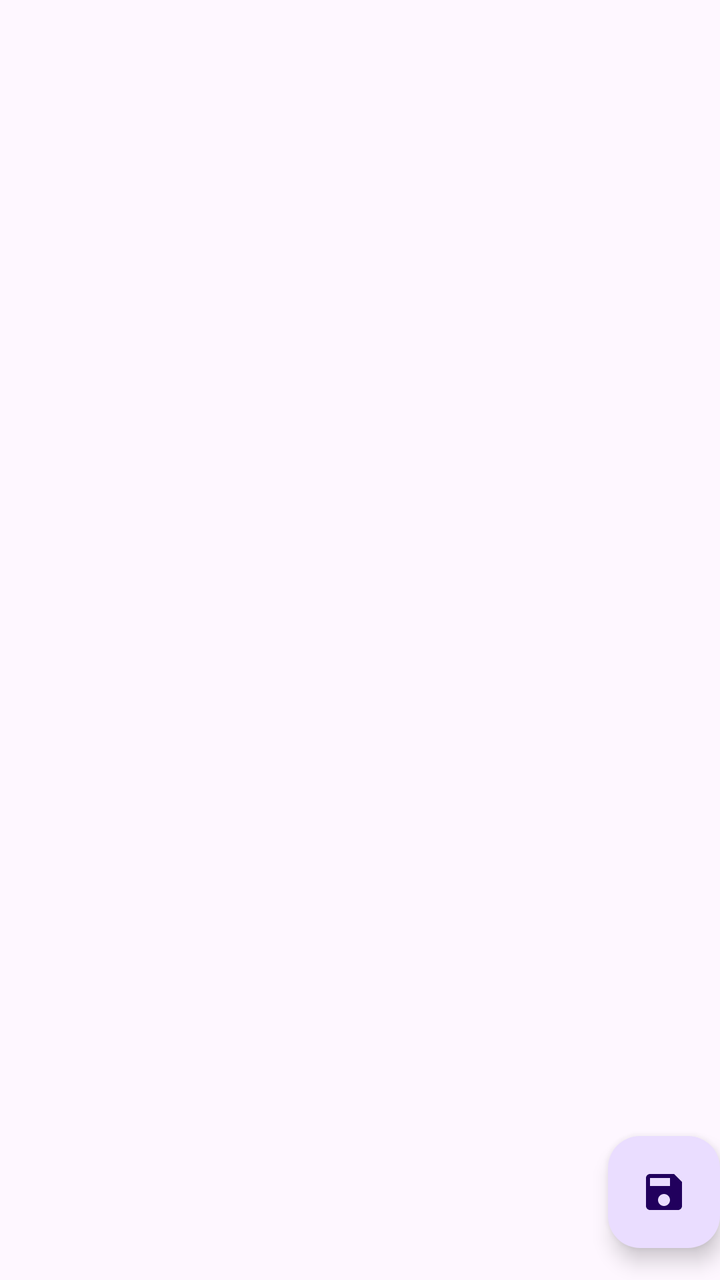
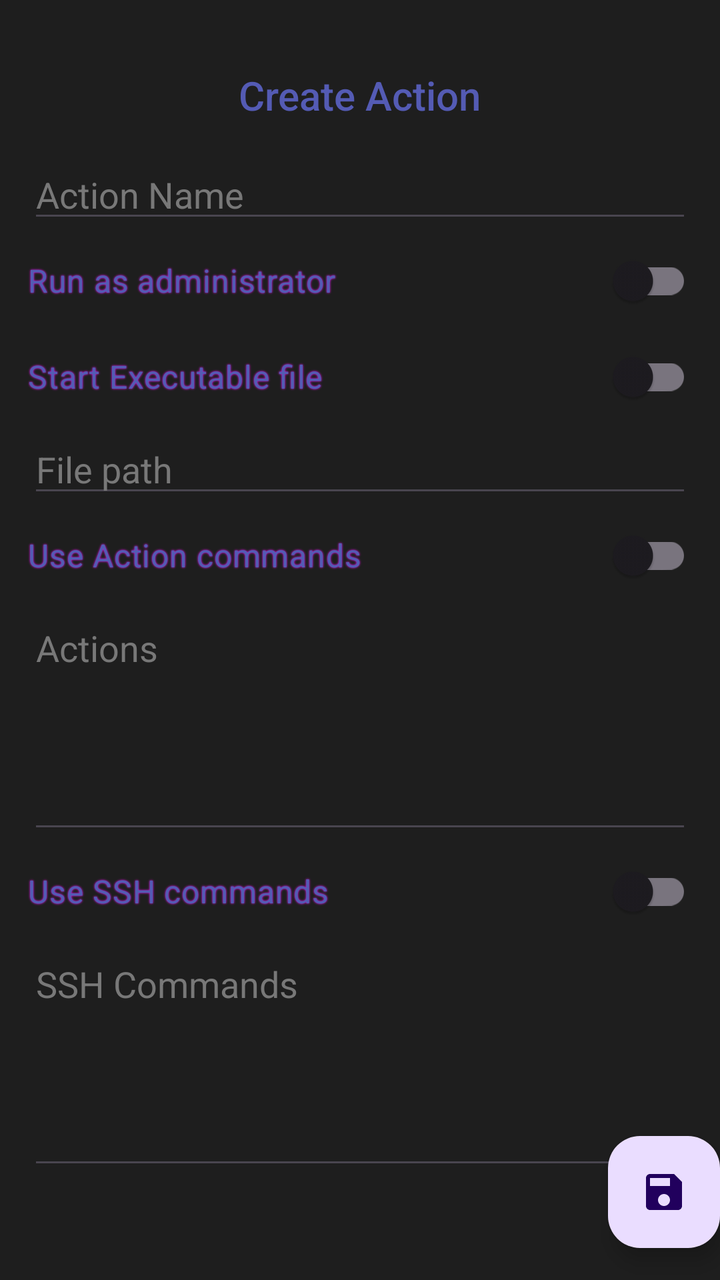

Screens rendered from an Android XML layout before and after an edit, with the pre-edit source and the edit as a unified diff.
<!-- AndroidManifest.xml: application theme Theme.Pccontrol -->
<!-- res/layout/fragment_create_action.xml -->
<?xml version="1.0" encoding="utf-8"?>
<FrameLayout xmlns:android="http://schemas.android.com/apk/res/android"
    xmlns:app="http://schemas.android.com/apk/res-auto"
    xmlns:tools="http://schemas.android.com/tools"
    android:layout_width="match_parent"
    android:layout_height="match_parent"
    tools:context=".CreateAction">

    

    <androidx.constraintlayout.widget.ConstraintLayout
        android:layout_width="match_parent"
        android:layout_height="match_parent">


        <ScrollView
            android:id="@+id/scrollView2"
            android:layout_width="match_parent"
            android:layout_height="match_parent">

            <LinearLayout
                android:layout_width="match_parent"
                android:layout_height="match_parent">


            </LinearLayout>

        </ScrollView>


        <com.google.android.material.floatingactionbutton.FloatingActionButton
            android:id="@+id/createActionBut"
            android:layout_width="wrap_content"
            android:layout_height="wrap_content"
            android:layout_marginBottom="16dp"
            android:clickable="true"
            android:src="@drawable/save"
            app:layout_constraintBottom_toBottomOf="parent"
            app:layout_constraintEnd_toEndOf="parent" />

    </androidx.constraintlayout.widget.ConstraintLayout>

</FrameLayout>
<!-- resources referenced by this layout -->
<resources>
  <!-- drawable save (drawable) -->
  <vector xmlns:android="http://schemas.android.com/apk/res/android" android:height="24dp" android:tint="#000000" android:viewportHeight="24" android:viewportWidth="24" android:width="24dp">
        
      <path android:fillColor="@android:color/white" android:pathData="M17,3L5,3c-1.11,0 -2,0.9 -2,2v14c0,1.1 0.89,2 2,2h14c1.1,0 2,-0.9 2,-2L21,7l-4,-4zM12,19c-1.66,0 -3,-1.34 -3,-3s1.34,-3 3,-3 3,1.34 3,3 -1.34,3 -3,3zM15,9L5,9L5,5h10v4z"/>
      
  </vector>
  <style name="Theme.Pccontrol" parent="Base.Theme.Pccontrol" />
  <style name="Base.Theme.Pccontrol" parent="Theme.Material3.DayNight.NoActionBar">
          
          
      </style>
</resources>

<!-- the commit's change to res/layout/fragment_create_action.xml (unified diff, before → after) -->
@@ -4,6 +4,7 @@
     xmlns:tools="http://schemas.android.com/tools"
     android:layout_width="match_parent"
     android:layout_height="match_parent"
+    android:background="@color/spaceblack"
     tools:context=".CreateAction">
 
     
@@ -13,18 +14,129 @@
         android:layout_height="match_parent">
 
 
+        <TextView
+            android:id="@+id/textView3"
+            android:layout_width="wrap_content"
+            android:layout_height="wrap_content"
+            android:fontFamily="sans-serif-medium"
+            android:text="Create Action"
+            android:textColor="@color/Purple"
+            android:textSize="20sp"
+            app:layout_constraintTop_toTopOf="parent"
+            app:layout_constraintStart_toStartOf="parent"
+            app:layout_constraintEnd_toEndOf="parent"
+
+            android:paddingTop="34dp"
+            />
+
+
+
         <ScrollView
             android:id="@+id/scrollView2"
-            android:layout_width="match_parent"
-            android:layout_height="match_parent">
+            android:layout_width="0dp"
+            android:layout_height="0dp"
+            app:layout_constraintTop_toBottomOf="@id/textView3"
+            app:layout_constraintBottom_toBottomOf="parent"
+            app:layout_constraintStart_toStartOf="parent"
+            app:layout_constraintEnd_toEndOf="parent"
+            android:padding="6dp">
+
+
+
 
             <LinearLayout
                 android:layout_width="match_parent"
-                android:layout_height="match_parent">
+                android:layout_height="wrap_content"
+                android:orientation="vertical"
+
+                android:padding="8dp">
+
+
+
+
+
+                <EditText
+                    android:id="@+id/editTextText3"
+                    android:layout_width="match_parent"
+                    android:layout_height="wrap_content"
+                    android:ems="10"
+                    android:hint="Action Name"
+                    android:inputType="text"
+                    android:textColorHint="@color/Gray" />
+
+
+                <androidx.appcompat.widget.SwitchCompat
+                    android:layout_width="match_parent"
+                    android:layout_height="match_parent"
+                    android:shadowColor="@color/ShadowPurple"
+                    android:shadowRadius="2"
+                    android:text="Run as administrator"
+                    android:textColor="@color/Purple"
+                    android:textSize="16sp"/>
+
+
+                <androidx.appcompat.widget.SwitchCompat
+                    android:layout_width="match_parent"
+                    android:layout_height="match_parent"
+                    android:shadowColor="@color/ShadowPurple"
+                    android:shadowRadius="2"
+                    android:text="Start Executable file"
+                    android:textColor="@color/Purple"
+                    android:textSize="16sp"/>
+
+
+                <EditText
+                    android:layout_width="match_parent"
+                    android:layout_height="wrap_content"
+                    android:ems="10"
+
+                    android:hint="File path"
+                    android:inputType="text"
+                    android:textColorHint="@color/Gray" />
+
+
+                <androidx.appcompat.widget.SwitchCompat
+                    android:layout_width="match_parent"
+                    android:layout_height="match_parent"
+                    android:shadowColor="@color/ShadowPurple"
+                    android:shadowRadius="2"
+                    android:text="Use Action commands"
+                    android:textColor="@color/Purple"
+                    android:textSize="16sp"/>
+
+                <EditText
+                    android:layout_width="match_parent"
+                    android:layout_height="wrap_content"
+                    android:ems="10"
+                    android:minHeight="120dp"
+                    android:gravity="top|start"
+                    android:hint="Actions"
+                    android:inputType="text"
+                    android:textColorHint="@color/Gray" />
+
+
+                <androidx.appcompat.widget.SwitchCompat
+                    android:layout_width="match_parent"
+                    android:layout_height="match_parent"
+                    android:shadowColor="@color/ShadowPurple"
+                    android:shadowRadius="2"
+                    android:text="Use SSH commands"
+                    android:textColor="@color/Purple"
+                    android:textSize="16sp"/>
+
+                <EditText
+                    android:layout_width="match_parent"
+                    android:layout_height="wrap_content"
+                    android:ems="10"
+                    android:minHeight="120dp"
+                    android:gravity="top|start"
+                    android:hint="SSH Commands"
+                    android:inputType="text"
+                    android:textColorHint="@color/Gray" />
+
 
 
             </LinearLayout>
-
         </ScrollView>
 
 
<!-- resource entries referenced after the edit -->
@@ -1,5 +1,9 @@
 <!-- resources referenced by this layout -->
 <resources>
+  <color name="Gray">#787878</color>
+  <color name="Purple">#545bb4</color>
+  <color name="ShadowPurple">#f018ff</color>
+  <color name="spaceblack">#1e1e1e</color>
   <!-- drawable save (drawable) -->
   <vector xmlns:android="http://schemas.android.com/apk/res/android" android:height="24dp" android:tint="#000000" android:viewportHeight="24" android:viewportWidth="24" android:width="24dp">
         
